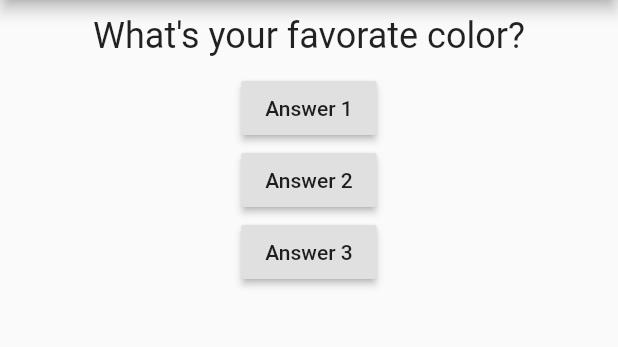
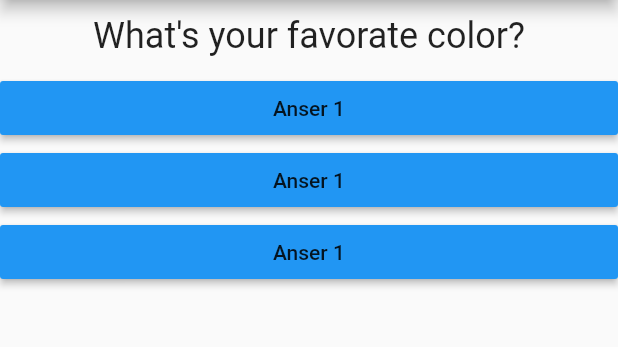
Before and after one commit to maneesh888/flutter-playground, a Flutter app: the screen it shows after launch, on a phone screen of 412 x 824 dp, the part 84-431 px from its top. Run offline on Flutter 3.47's test engine with Material 2 defaults, Android fonts, the phone set to English and light mode, and no system bars.

Commit message:
Custom button and handler added

```diff
--- /dev/null
+++ b/flutter_learning/lib/answer.dart
@@ -0,0 +1,16 @@
+import 'package:flutter/material.dart';
+
+class Answer extends StatelessWidget {
+  final VoidCallback onPressed;
+
+  Answer(this.onPressed);
+
+  @override
+  Widget build(BuildContext context) {
+    return Container(
+      width: double.infinity,
+      child: RaisedButton(
+          color: Colors.blue, child: Text('Anser 1'), onPressed: onPressed),
+    );
+  }
+}
--- a/flutter_learning/lib/main.dart
+++ b/flutter_learning/lib/main.dart
@@ -1,5 +1,6 @@
 import 'package:flutter/material.dart';
 import './question.dart';
+import './answer.dart';
 
 void main() => runApp(MyApp());
 
@@ -12,13 +13,13 @@ class MyApp extends StatefulWidget {
 }
 
 class _MyAppState extends State<MyApp> {
-  var questionIndex = 0;
-  void answerQuestion() {
+  var _questionIndex = 0;
+  void _answerQuestion() {
     setState(() {
-      questionIndex = questionIndex + 1;
+      _questionIndex = _questionIndex + 1;
     });
 
-    print(questionIndex);
+    print(_questionIndex);
   }
 
   @override
@@ -34,21 +35,10 @@ class _MyAppState extends State<MyApp> {
           ),
           body: Column(
             children: [
-              Question(questionText: questions.elementAt(questionIndex)),
-              RaisedButton(
-                child: Text('Answer 1'),
-                onPressed: answerQuestion,
-              ),
-              RaisedButton(
-                child: Text('Answer 2'),
-                onPressed: answerQuestion,
-              ),
-              RaisedButton(
-                child: Text('Answer 3'),
-                onPressed: () {
-                  print('Answer 3 choosen');
-                },
-              )
+              Question(questionText: questions.elementAt(_questionIndex)),
+              Answer(_answerQuestion),
+              Answer(_answerQuestion),
+              Answer(_answerQuestion),
             ],
           )),
     );
```
